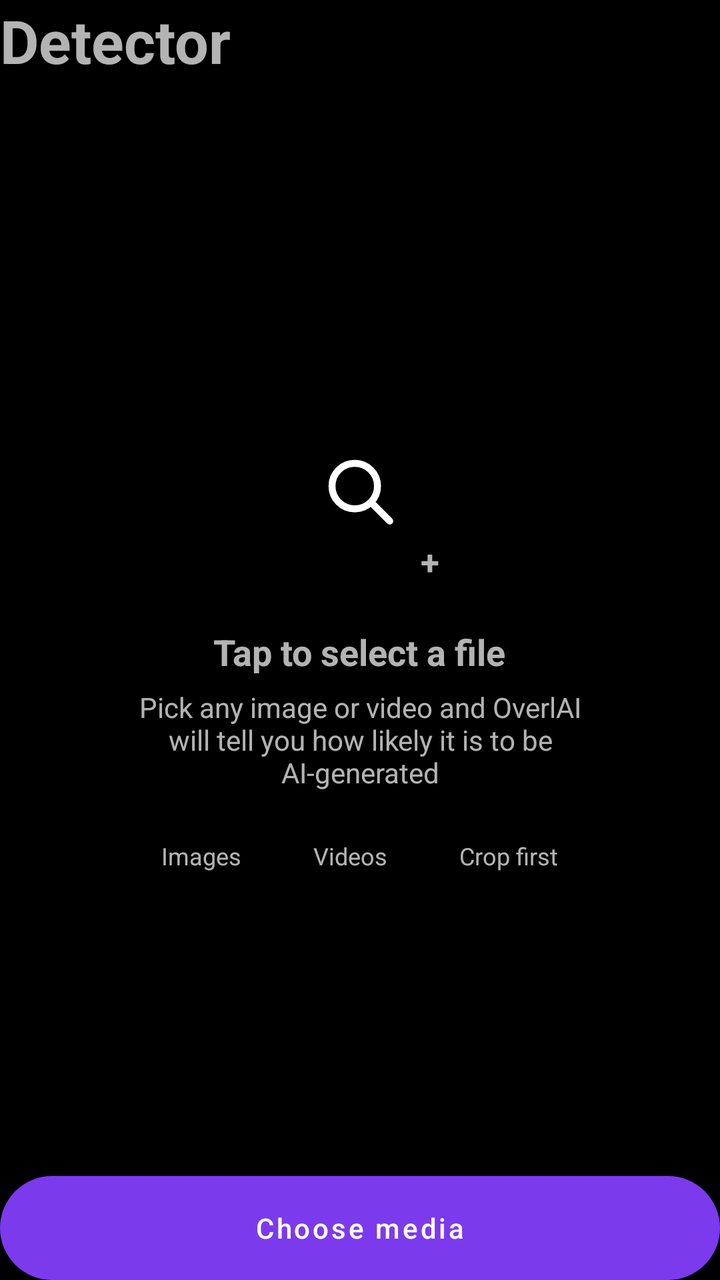
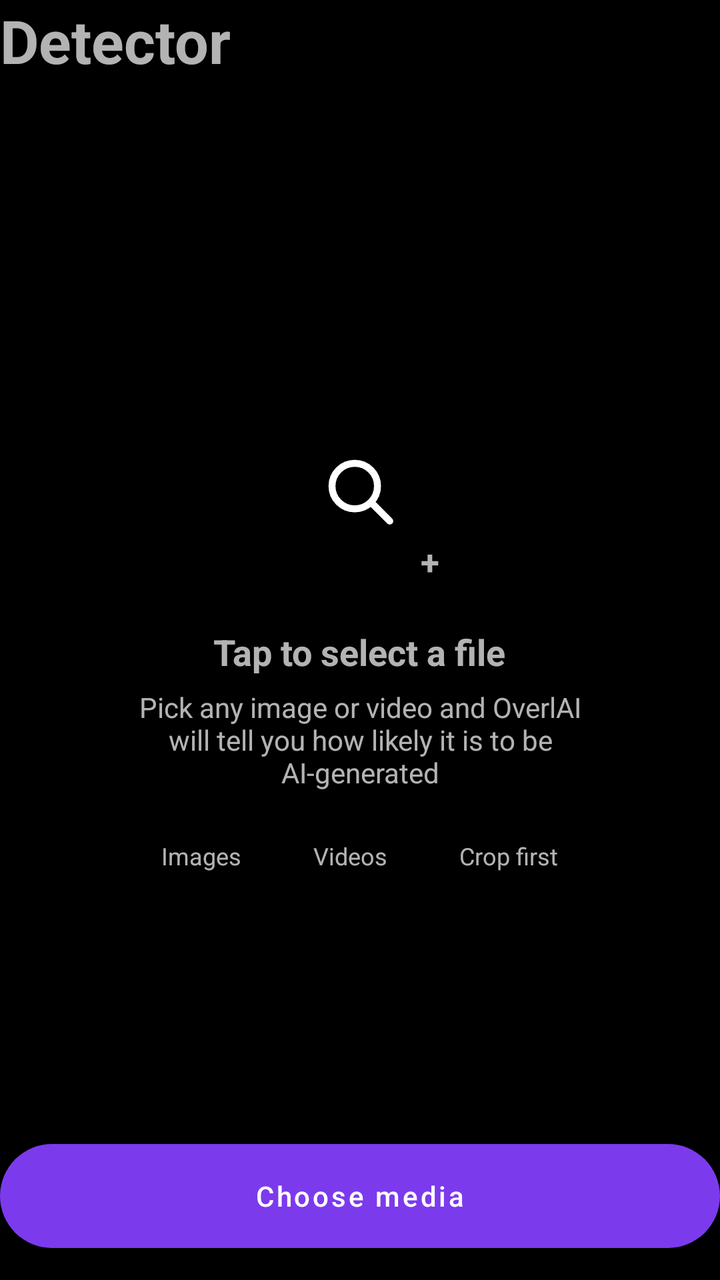

Before-and-after screenshots of an Android layout around one commit, followed by the original layout XML and the change that was made.
<!-- AndroidManifest.xml: application theme Theme.Test103 -->
<!-- res/layout/fragment_detector.xml -->
<?xml version="1.0" encoding="utf-8"?>
<FrameLayout xmlns:android="http://schemas.android.com/apk/res/android"
    xmlns:app="http://schemas.android.com/apk/res-auto"
    android:layout_width="match_parent"
    android:layout_height="match_parent">

    
    <ScrollView
        android:layout_width="match_parent"
        android:layout_height="match_parent"
        android:layout_marginTop="52dp"
        android:layout_marginBottom="72dp"
        android:overScrollMode="never"
        android:scrollbars="none">

        <LinearLayout
            android:id="@+id/contentArea"
            android:layout_width="match_parent"
            android:layout_height="wrap_content"
            android:orientation="vertical"
            android:gravity="center_horizontal">

            <FrameLayout
                android:id="@+id/previewCard"
                android:layout_width="match_parent"
                android:layout_height="wrap_content"
                android:visibility="gone">

                <ImageView
                    android:id="@+id/previewImage"
                    android:layout_width="match_parent"
                    android:layout_height="wrap_content"
                    android:adjustViewBounds="true"
                    android:maxHeight="320dp"
                    android:scaleType="fitCenter"
                    android:contentDescription="Selected media" />

                <View
                    android:id="@+id/scanLine"
                    android:layout_width="match_parent"
                    android:layout_height="3dp"
                    android:visibility="gone" />

                <TextView
                    android:id="@+id/videoBadge"
                    android:layout_width="wrap_content"
                    android:layout_height="wrap_content"
                    android:layout_gravity="bottom|end"
                    android:layout_margin="10dp"
                    android:paddingStart="10dp"
                    android:paddingEnd="10dp"
                    android:paddingTop="3dp"
                    android:paddingBottom="3dp"
                    android:text="VIDEO"
                    android:textSize="11sp"
                    android:textStyle="bold"
                    android:textColor="@color/white"
                    android:visibility="gone" />
            </FrameLayout>

            <TextView
                android:id="@+id/statusText"
                android:layout_width="wrap_content"
                android:layout_height="wrap_content"
                android:layout_marginTop="14dp"
                android:textSize="14sp"
                android:visibility="gone" />

            <LinearLayout
                android:id="@+id/verdictCard"
                android:layout_width="match_parent"
                android:layout_height="wrap_content"
                android:layout_marginTop="16dp"
                android:orientation="horizontal"
                android:gravity="center_vertical"
                android:padding="18dp"
                android:visibility="gone">

                <TextView
                    android:id="@+id/verdictText"
                    android:layout_width="0dp"
                    android:layout_height="wrap_content"
                    android:layout_weight="1"
                    android:textSize="16sp"
                    android:textStyle="bold" />

                <TextView
                    android:id="@+id/scorePill"
                    android:layout_width="wrap_content"
                    android:layout_height="wrap_content"
                    android:layout_marginStart="12dp"
                    android:paddingStart="16dp"
                    android:paddingEnd="16dp"
                    android:paddingTop="8dp"
                    android:paddingBottom="8dp"
                    android:textSize="16sp"
                    android:textStyle="bold" />
            </LinearLayout>

            <LinearLayout
                android:id="@+id/detailsCard"
                android:layout_width="match_parent"
                android:layout_height="wrap_content"
                android:layout_marginTop="14dp"
                android:orientation="vertical"
                android:paddingStart="18dp"
                android:paddingEnd="18dp"
                android:visibility="gone">

                <LinearLayout
                    android:layout_width="match_parent"
                    android:layout_height="wrap_content"
                    android:orientation="horizontal"
                    android:paddingTop="16dp"
                    android:paddingBottom="16dp">
                    <TextView android:id="@+id/lblLikelihood"
                        android:layout_width="0dp" android:layout_height="wrap_content"
                        android:layout_weight="1" android:text="AI likelihood" android:textSize="15sp"/>
                    <TextView android:id="@+id/valLikelihood"
                        android:layout_width="wrap_content" android:layout_height="wrap_content"
                        android:textSize="15sp" android:textStyle="bold"/>
                </LinearLayout>

                <View android:id="@+id/detDiv1"
                    android:layout_width="match_parent" android:layout_height="1dp" />

                <LinearLayout
                    android:layout_width="match_parent"
                    android:layout_height="wrap_content"
                    android:orientation="horizontal"
                    android:paddingTop="16dp"
                    android:paddingBottom="16dp">
                    <TextView android:id="@+id/lblConfidence"
                        android:layout_width="0dp" android:layout_height="wrap_content"
                        android:layout_weight="1" android:text="Confidence" android:textSize="15sp"/>
                    <TextView android:id="@+id/valConfidence"
                        android:layout_width="wrap_content" android:layout_height="wrap_content"
                        android:textSize="15sp" android:textStyle="bold"/>
                </LinearLayout>

                <View android:id="@+id/detDiv2"
                    android:layout_width="match_parent" android:layout_height="1dp" />

                <LinearLayout
                    android:layout_width="match_parent"
                    android:layout_height="wrap_content"
                    android:orientation="horizontal"
                    android:paddingTop="16dp"
                    android:paddingBottom="16dp">
                    <TextView android:id="@+id/lblType"
                        android:layout_width="0dp" android:layout_height="wrap_content"
                        android:layout_weight="1" android:text="Media type" android:textSize="15sp"/>
                    <TextView android:id="@+id/valType"
                        android:layout_width="wrap_content" android:layout_height="wrap_content"
                        android:textSize="15sp" android:textStyle="bold"/>
                </LinearLayout>
            </LinearLayout>
        </LinearLayout>
    </ScrollView>

    
    <LinearLayout
        android:id="@+id/emptyState"
        android:layout_width="match_parent"
        android:layout_height="wrap_content"
        android:layout_gravity="center"
        android:layout_marginStart="10dp"
        android:layout_marginEnd="10dp"
        android:orientation="vertical"
        android:gravity="center"
        android:paddingTop="44dp"
        android:paddingBottom="44dp"
        android:paddingStart="16dp"
        android:paddingEnd="16dp">

        <FrameLayout
            android:id="@+id/emptyIconWrap"
            android:layout_width="96dp"
            android:layout_height="96dp">

            <ImageView
                android:id="@+id/emptyIcon"
                android:layout_width="42dp"
                android:layout_height="42dp"
                android:layout_gravity="center"
                android:src="@drawable/ic_nav_detector"
                android:contentDescription="Detector" />

            <TextView
                android:id="@+id/plusBadge"
                android:layout_width="26dp"
                android:layout_height="26dp"
                android:layout_gravity="bottom|end"
                android:gravity="center"
                android:text="+"
                android:textSize="17sp"
                android:textStyle="bold" />
        </FrameLayout>

        <TextView
            android:id="@+id/emptyTitle"
            android:layout_width="wrap_content"
            android:layout_height="wrap_content"
            android:layout_marginTop="20dp"
            android:text="Tap to select a file"
            android:textSize="18sp"
            android:textStyle="bold" />

        <TextView
            android:id="@+id/emptyHint"
            android:layout_width="wrap_content"
            android:layout_height="wrap_content"
            android:layout_marginTop="6dp"
            android:paddingStart="32dp"
            android:paddingEnd="32dp"
            android:gravity="center"
            android:text="Pick any image or video and OverlAI will tell you how likely it is to be AI-generated"
            android:textSize="14sp" />

        <LinearLayout
            android:layout_width="wrap_content"
            android:layout_height="wrap_content"
            android:layout_marginTop="18dp"
            android:orientation="horizontal">

            <TextView android:id="@+id/chip1"
                android:layout_width="wrap_content" android:layout_height="wrap_content"
                android:layout_marginEnd="8dp"
                android:paddingStart="14dp" android:paddingEnd="14dp"
                android:paddingTop="6dp" android:paddingBottom="6dp"
                android:text="Images" android:textSize="12sp"/>
            <TextView android:id="@+id/chip2"
                android:layout_width="wrap_content" android:layout_height="wrap_content"
                android:layout_marginEnd="8dp"
                android:paddingStart="14dp" android:paddingEnd="14dp"
                android:paddingTop="6dp" android:paddingBottom="6dp"
                android:text="Videos" android:textSize="12sp"/>
            <TextView android:id="@+id/chip3"
                android:layout_width="wrap_content" android:layout_height="wrap_content"
                android:paddingStart="14dp" android:paddingEnd="14dp"
                android:paddingTop="6dp" android:paddingBottom="6dp"
                android:text="Crop first" android:textSize="12sp"/>
        </LinearLayout>
    </LinearLayout>

    
    <TextView
        android:id="@+id/detTitle"
        android:layout_width="wrap_content"
        android:layout_height="wrap_content"
        android:text="Detector"
        android:textSize="30sp"
        android:textStyle="bold" />

    
    
    <FrameLayout
        android:id="@+id/adContainer"
        android:layout_width="match_parent"
        android:layout_height="wrap_content"
        android:layout_gravity="bottom"
        android:layout_marginBottom="64dp"
        android:visibility="gone" />

    <FrameLayout
        android:layout_width="match_parent"
        android:layout_height="wrap_content"
        android:layout_gravity="bottom">

        <com.google.android.material.button.MaterialButton
            android:id="@+id/btnChoose"
            android:layout_width="match_parent"
            android:layout_height="52dp"
            android:insetTop="0dp"
            android:insetBottom="0dp"
            android:text="Choose media"
            android:textAllCaps="false"
            app:cornerRadius="26dp" />

        <ProgressBar
            android:id="@+id/btnLoader"
            android:layout_width="22dp"
            android:layout_height="22dp"
            android:layout_gravity="end|center_vertical"
            android:layout_marginEnd="22dp"
            android:indeterminateTint="@color/white"
            android:visibility="gone" />
    </FrameLayout>
</FrameLayout>
<!-- resources referenced by this layout -->
<resources>
  <color name="white">#FFFFFF</color>
  <!-- drawable ic_nav_detector (drawable) -->
  <?xml version="1.0" encoding="utf-8"?>
  <vector xmlns:android="http://schemas.android.com/apk/res/android"
      android:width="24dp" android:height="24dp"
      android:viewportWidth="24" android:viewportHeight="24">
      <path android:strokeColor="#FFFFFFFF" android:strokeWidth="2"
          android:fillColor="#00000000"
          android:pathData="M10.5,10.5 m-6.5,0 a6.5,6.5 0 1 0 13,0 a6.5,6.5 0 1 0 -13,0" />
      <path android:strokeColor="#FFFFFFFF" android:strokeWidth="2"
          android:strokeLineCap="round" android:fillColor="#00000000"
          android:pathData="M15.3,15.3 L20.5,20.5" />
  </vector>
  <style name="Theme.Test103" parent="Theme.MaterialComponents.NoActionBar">
          <item name="colorPrimary">@color/dm_primary</item>
          <item name="colorOnPrimary">@color/white</item>
          <item name="colorSecondary">@color/dm_accent</item>
          <item name="colorOnSecondary">@color/white</item>
          <item name="android:windowBackground">@color/dm_background</item>
          <item name="android:statusBarColor">@color/dm_background</item>
          <item name="android:navigationBarColor">@color/dm_background</item>
          <item name="windowNoTitle">true</item>
          <item name="windowActionBar">false</item>
      </style>
  <color name="dm_primary">#7C3AED</color>
  <color name="dm_accent">#03DAC5</color>
  <color name="dm_background">#000000</color>
</resources>

<!-- the commit's change to res/layout/fragment_detector.xml (unified diff, before → after) -->
@@ -11,7 +11,8 @@
         android:layout_marginTop="52dp"
         android:layout_marginBottom="72dp"
         android:overScrollMode="never"
-        android:scrollbars="none">
+        android:scrollbars="none"
+        android:importantForAccessibility="no">
 
         <LinearLayout
             android:id="@+id/contentArea"
@@ -194,7 +195,8 @@
                 android:gravity="center"
                 android:text="+"
                 android:textSize="17sp"
-                android:textStyle="bold" />
+                android:textStyle="bold"
+                android:importantForAccessibility="no" />
         </FrameLayout>
 
         <TextView
@@ -265,7 +267,8 @@
     <FrameLayout
         android:layout_width="match_parent"
         android:layout_height="wrap_content"
-        android:layout_gravity="bottom">
+        android:layout_gravity="bottom"
+        android:layout_marginBottom="16dp">
 
         <com.google.android.material.button.MaterialButton
             android:id="@+id/btnChoose"
